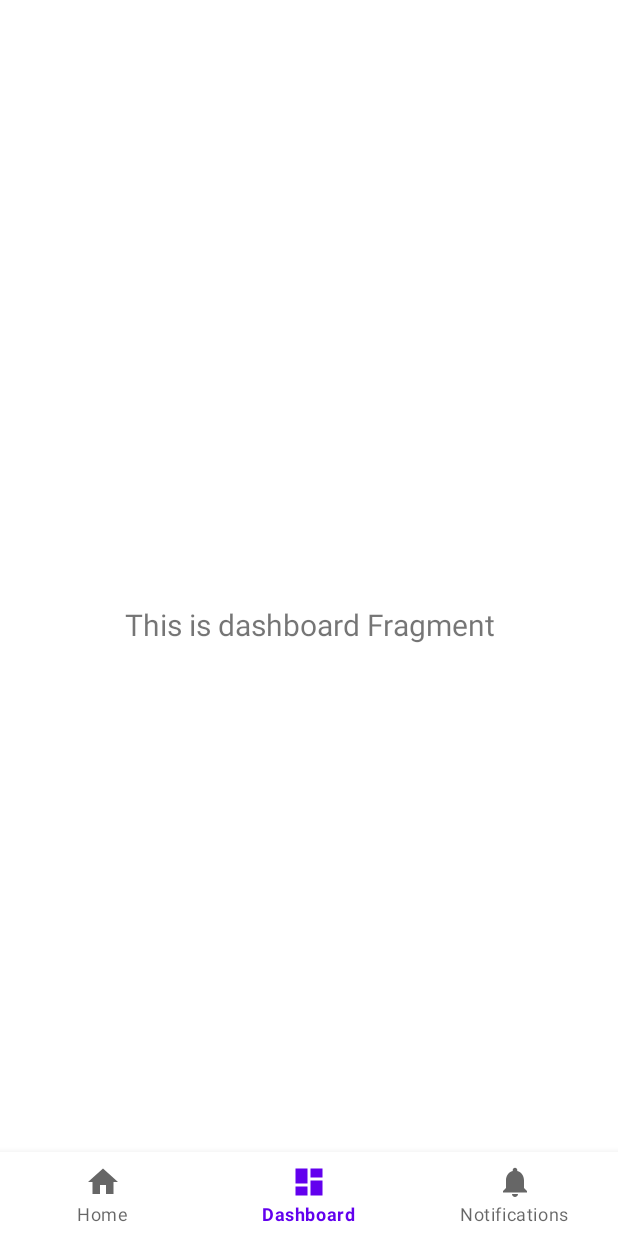
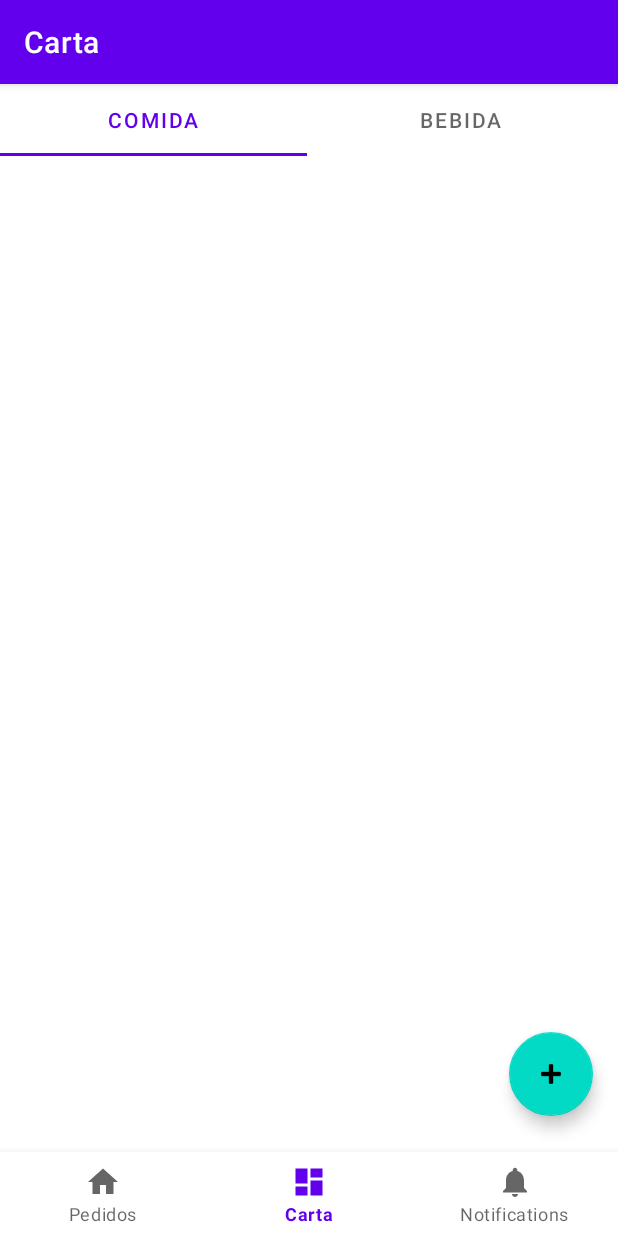
Before and after one commit to mariogoilss/SmartWaiter, an Android app: the DashboardFragment screen opened through its navigation route, on a phone screen of 412 x 824 dp. Run offline under Robolectric (Android 15) with nearby library versions, the phone set to English and light mode, and no system bars; our stand-ins replace navigation-ui.

Commit message:
CMT 12/11 19:55

```diff
--- /dev/null
+++ b/app/src/main/java/com/example/smartwaiter/menu/FoodFragment.kt
@@ -0,0 +1,60 @@
+package com.example.smartwaiter.menu
+
+import android.os.Bundle
+import androidx.fragment.app.Fragment
+import android.view.LayoutInflater
+import android.view.View
+import android.view.ViewGroup
+import com.example.smartwaiter.R
+
+// TODO: Rename parameter arguments, choose names that match
+// the fragment initialization parameters, e.g. ARG_ITEM_NUMBER
+private const val ARG_PARAM1 = "param1"
+private const val ARG_PARAM2 = "param2"
+
+/**
+ * A simple [Fragment] subclass.
+ * Use the [FoodFragment.newInstance] factory method to
+ * create an instance of this fragment.
+ */
+class FoodFragment : Fragment() {
+    // TODO: Rename and change types of parameters
+    private var param1: String? = null
+    private var param2: String? = null
+
+    override fun onCreate(savedInstanceState: Bundle?) {
+        super.onCreate(savedInstanceState)
+        arguments?.let {
+            param1 = it.getString(ARG_PARAM1)
+            param2 = it.getString(ARG_PARAM2)
+        }
+    }
+
+    override fun onCreateView(
+        inflater: LayoutInflater, container: ViewGroup?,
+        savedInstanceState: Bundle?
+    ): View? {
+        // Inflate the layout for this fragment
+        return inflater.inflate(R.layout.fragment_food, container, false)
+    }
+
+    companion object {
+        /**
+         * Use this factory method to create a new instance of
+         * this fragment using the provided parameters.
+         *
+         * @param param1 Parameter 1.
+         * @param param2 Parameter 2.
+         * @return A new instance of fragment FoodFragment.
+         */
+        // TODO: Rename and change types and number of parameters
+        @JvmStatic
+        fun newInstance(param1: String, param2: String) =
+            FoodFragment().apply {
+                arguments = Bundle().apply {
+                    putString(ARG_PARAM1, param1)
+                    putString(ARG_PARAM2, param2)
+                }
+            }
+    }
+}
--- a/app/src/main/java/com/example/smartwaiter/organizationBranch/MainOrganizationNav.kt
+++ b/app/src/main/java/com/example/smartwaiter/organizationBranch/MainOrganizationNav.kt
@@ -16,8 +16,7 @@ class MainOrganizationNav : AppCompatActivity() {
 
     override fun onCreate(savedInstanceState: Bundle?) {
         super.onCreate(savedInstanceState)
-        supportActionBar?.hide()
-
+        //supportActionBar?.hide()
         binding = ActivityMainOrganizationNavBinding.inflate(layoutInflater)
         setContentView(binding.root)
 
--- a/app/src/main/java/com/example/smartwaiter/organizationBranch/ui/dashboard/DashboardFragment.kt
+++ b/app/src/main/java/com/example/smartwaiter/organizationBranch/ui/dashboard/DashboardFragment.kt
@@ -4,10 +4,19 @@ import android.os.Bundle
 import android.view.LayoutInflater
 import android.view.View
 import android.view.ViewGroup
+import android.widget.Button
+import android.widget.EditText
+import android.widget.FrameLayout
+import android.widget.TableLayout
 import android.widget.TextView
 import androidx.fragment.app.Fragment
+import androidx.fragment.app.FragmentTransaction
 import androidx.lifecycle.ViewModelProvider
+import com.example.smartwaiter.R
 import com.example.smartwaiter.databinding.FragmentDashboardBinding
+import com.example.smartwaiter.menu.DrinkFragment
+import com.example.smartwaiter.menu.FoodFragment
+import com.google.android.material.tabs.TabLayout
 
 class DashboardFragment : Fragment() {
 
@@ -22,16 +31,44 @@ class DashboardFragment : Fragment() {
         container: ViewGroup?,
         savedInstanceState: Bundle?
     ): View {
-        val dashboardViewModel =
-            ViewModelProvider(this).get(DashboardViewModel::class.java)
 
         _binding = FragmentDashboardBinding.inflate(inflater, container, false)
+
+        var tabLayout: TabLayout = binding.tabLayout
+        var frameLayout:FrameLayout = binding.frameLayout
         val root: View = binding.root
 
-        val textView: TextView = binding.textDashboard
-        dashboardViewModel.text.observe(viewLifecycleOwner) {
-            textView.text = it
-        }
+        var fragment:Fragment
+        fragment = FoodFragment()
+        var fragmentManager = activity?.supportFragmentManager
+        var fragmentTransaction = fragmentManager!!.beginTransaction()
+        fragmentTransaction!!.replace(R.id.frameLayout, fragment)
+        fragmentTransaction!!.setTransition(FragmentTransaction.TRANSIT_FRAGMENT_OPEN)
+        fragmentTransaction!!.commit()
+
+        tabLayout!!.addOnTabSelectedListener(object : TabLayout.OnTabSelectedListener {
+            override fun onTabSelected(tab: TabLayout.Tab) {
+                // creating cases for fragment
+                when (tab.position) {
+                    0 -> fragment = FoodFragment()
+                    1 -> fragment = DrinkFragment()
+
+                }
+                val fm = activity?.supportFragmentManager
+                val ft = fm?.beginTransaction()
+                ft?.replace(R.id.frameLayout, fragment)
+                ft?.setTransition(FragmentTransaction.TRANSIT_FRAGMENT_OPEN)
+                ft?.commit()
+
+            }
+
+            override fun onTabUnselected(tab: TabLayout.Tab) {
+            }
+
+            override fun onTabReselected(tab: TabLayout.Tab) {
+            }
+        })
+
         return root
     }
 
--- a/app/src/main/java/com/example/smartwaiter/organizationBranch/ui/dashboard/DashboardViewModel.kt
+++ /dev/null
@@ -1,13 +0,0 @@
-package com.example.smartwaiter.organizationBranch.ui.dashboard
-
-import androidx.lifecycle.LiveData
-import androidx.lifecycle.MutableLiveData
-import androidx.lifecycle.ViewModel
-
-class DashboardViewModel : ViewModel() {
-
-    private val _text = MutableLiveData<String>().apply {
-        value = "This is dashboard Fragment"
-    }
-    val text: LiveData<String> = _text
-}
--- a/app/src/main/res/layout/activity_main_organization_nav.xml
+++ b/app/src/main/res/layout/activity_main_organization_nav.xml
@@ -20,8 +20,8 @@
     <fragment
         android:id="@+id/nav_host_fragment_activity_main_organization_nav"
         android:name="androidx.navigation.fragment.NavHostFragment"
-        android:layout_width="match_parent"
-        android:layout_height="match_parent"
+        android:layout_width="0dp"
+        android:layout_height="0dp"
         app:defaultNavHost="true"
         app:layout_constraintBottom_toTopOf="@id/nav_view"
         app:layout_constraintHorizontal_bias="0.0"
--- a/app/src/main/res/layout/fragment_dashboard.xml
+++ b/app/src/main/res/layout/fragment_dashboard.xml
@@ -6,17 +6,33 @@
     android:layout_height="match_parent"
     tools:context=".organizationBranch.ui.dashboard.DashboardFragment">
 
-    <TextView
-        android:id="@+id/text_dashboard"
-        android:layout_width="match_parent"
-        android:layout_height="wrap_content"
-        android:layout_marginStart="8dp"
-        android:layout_marginTop="8dp"
-        android:layout_marginEnd="8dp"
-        android:textAlignment="center"
-        android:textSize="20sp"
+    <com.google.android.material.tabs.TabLayout
+        android:id="@+id/tabLayout"
+        android:layout_width="409dp"
+        android:layout_height="0dp"
+        app:layout_constraintStart_toStartOf="parent"
+        app:layout_constraintTop_toTopOf="parent">
+
+        <com.google.android.material.tabs.TabItem
+            android:layout_width="wrap_content"
+            android:layout_height="wrap_content"
+            android:text="Comida" />
+
+        <com.google.android.material.tabs.TabItem
+            android:layout_width="wrap_content"
+            android:layout_height="wrap_content"
+            android:text="Bebida" />
+
+    </com.google.android.material.tabs.TabLayout>
+
+    <FrameLayout
+        android:id="@+id/frameLayout"
+        android:layout_width="0dp"
+        android:layout_height="0dp"
         app:layout_constraintBottom_toBottomOf="parent"
         app:layout_constraintEnd_toEndOf="parent"
+        app:layout_constraintHorizontal_bias="0.372"
         app:layout_constraintStart_toStartOf="parent"
-        app:layout_constraintTop_toTopOf="parent" />
+        app:layout_constraintTop_toBottomOf="@+id/tabLayout"></FrameLayout>
+
 </androidx.constraintlayout.widget.ConstraintLayout>
--- /dev/null
+++ b/app/src/main/res/layout/fragment_food.xml
@@ -0,0 +1,21 @@
+<?xml version="1.0" encoding="utf-8"?>
+<androidx.constraintlayout.widget.ConstraintLayout xmlns:android="http://schemas.android.com/apk/res/android"
+    xmlns:app="http://schemas.android.com/apk/res-auto"
+    xmlns:tools="http://schemas.android.com/tools"
+    android:layout_width="match_parent"
+    android:layout_height="match_parent"
+    tools:context=".menu.FoodFragment">
+
+    <com.google.android.material.floatingactionbutton.FloatingActionButton
+        android:id="@+id/floatingActionButton"
+        android:layout_width="wrap_content"
+        android:layout_height="wrap_content"
+        android:clickable="true"
+        android:src="@android:drawable/ic_input_add"
+        app:layout_constraintBottom_toBottomOf="parent"
+        app:layout_constraintEnd_toEndOf="parent"
+        app:layout_constraintHorizontal_bias="0.954"
+        app:layout_constraintStart_toStartOf="parent"
+        app:layout_constraintTop_toTopOf="parent"
+        app:layout_constraintVertical_bias="0.961" />
+</androidx.constraintlayout.widget.ConstraintLayout>
--- a/app/src/main/res/values/strings.xml
+++ b/app/src/main/res/values/strings.xml
@@ -1,8 +1,8 @@
 <resources>
     <string name="app_name">SmartWaiter</string>
     <string name="title_activity_main_organization_nav">MainOrganizationNav</string>
-    <string name="title_home">Home</string>
-    <string name="title_dashboard">Dashboard</string>
+    <string name="title_home">Pedidos</string>
+    <string name="title_dashboard">Carta</string>
     <string name="title_notifications">Notifications</string>
     <!-- TODO: Remove or change this placeholder text -->
     <string name="hello_blank_fragment">Hello blank fragment</string>
```
Also changed, not shown: app/src/main/AndroidManifest.xml (+0 -7 lines), app/src/main/java/com/example/smartwaiter/MainActivity.kt (+0 -11 lines), app/src/main/java/com/example/smartwaiter/menu/DrinkFragment.kt (added, +60 -0 lines), app/src/main/java/com/example/smartwaiter/organizationBranch/MainOrganization.kt (deleted, +0 -13 lines), app/src/main/res/layout/activity_main_organization.xml (deleted, +0 -9 lines), app/src/main/res/layout/fragment_drink.xml (added, +21 -0 lines).
